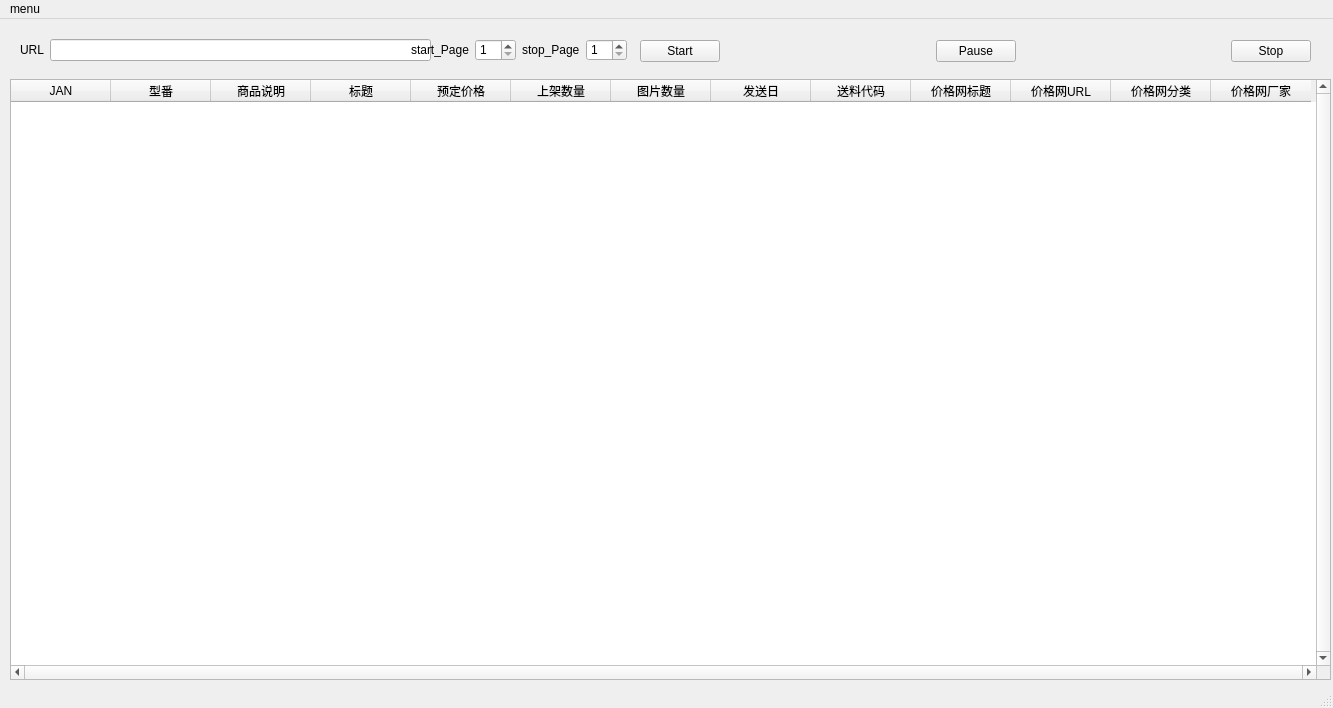
Above: 在库上架添写/kakaku_tab.ui from tiangtian0392/tiangtian before the change. Below: the same form after it.
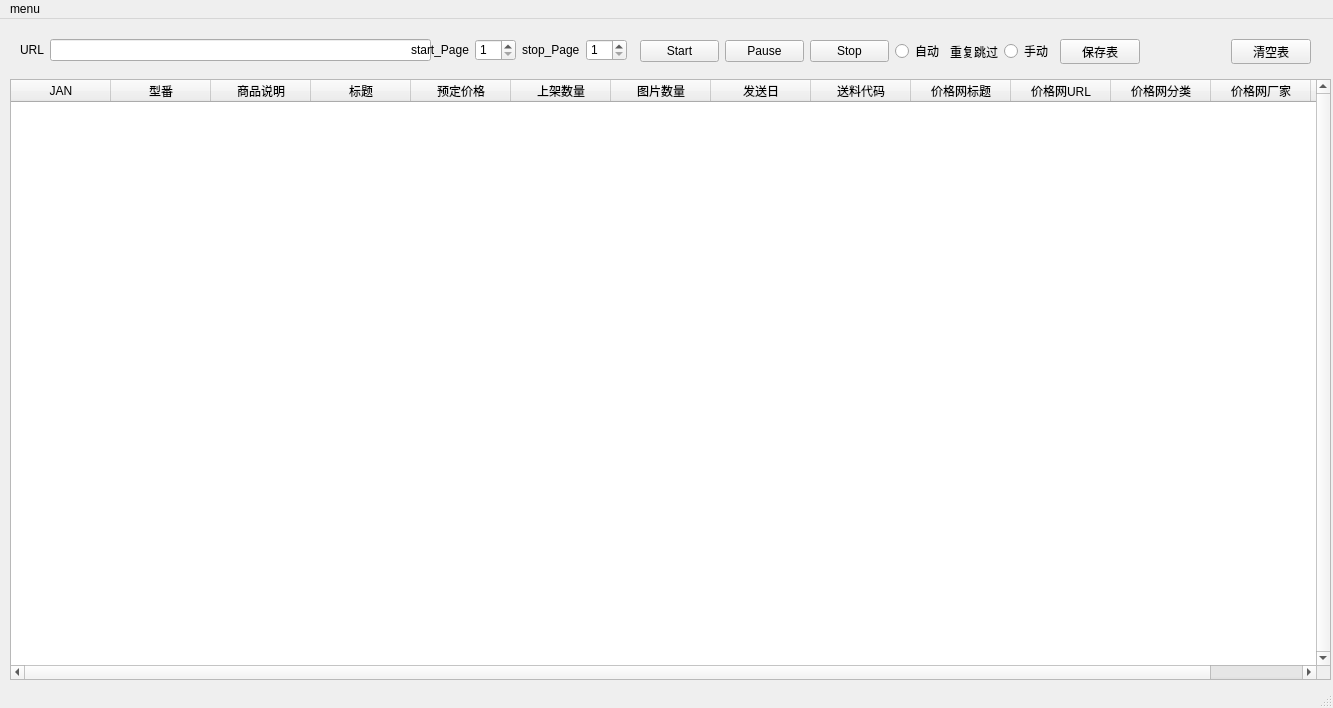
That is the form after the change.

Patch:
```diff
--- a/在库上架添写/kakaku_tab.ui
+++ b/在库上架添写/kakaku_tab.ui
@@ -115,6 +115,11 @@
       <string>价格网厂家</string>
      </property>
     </column>
+    <column>
+     <property name="text">
+      <string>图片链接</string>
+     </property>
+    </column>
    </widget>
    <widget class="QWidget" name="layoutWidget">
     <property name="geometry">
@@ -178,7 +183,7 @@
      <rect>
       <x>640</x>
       <y>20</y>
-      <width>671</width>
+      <width>413</width>
       <height>25</height>
      </rect>
     </property>
@@ -227,6 +232,66 @@
       <widget class="QPushButton" name="stop_Button">
        <property name="text">
         <string>Stop</string>
+       </property>
+      </widget>
+     </item>
+     <item>
+      <widget class="QRadioButton" name="auto_radioButton">
+       <property name="text">
+        <string>自动</string>
+       </property>
+      </widget>
+     </item>
+     <item>
+      <widget class="QLabel" name="label_4">
+       <property name="text">
+        <string>重复跳过</string>
+       </property>
+      </widget>
+     </item>
+     <item>
+      <widget class="QRadioButton" name="shoudong_radioButton">
+       <property name="text">
+        <string>手动</string>
+       </property>
+      </widget>
+     </item>
+    </layout>
+   </widget>
+   <widget class="QWidget" name="layoutWidget">
+    <property name="geometry">
+     <rect>
+      <x>1060</x>
+      <y>20</y>
+      <width>251</width>
+      <height>25</height>
+     </rect>
+    </property>
+    <layout class="QHBoxLayout" name="horizontalLayout_3">
+     <item>
+      <widget class="QPushButton" name="save_tab_Button">
+       <property name="text">
+        <string>保存表</string>
+       </property>
+      </widget>
+     </item>
+     <item>
+      <spacer name="horizontalSpacer_3">
+       <property name="orientation">
+        <enum>Qt::Horizontal</enum>
+       </property>
+       <property name="sizeHint" stdset="0">
+        <size>
+         <width>40</width>
+         <height>20</height>
+        </size>
+       </property>
+      </spacer>
+     </item>
+     <item>
+      <widget class="QPushButton" name="dell_tab_Button">
+       <property name="text">
+        <string>清空表</string>
        </property>
       </widget>
      </item>
```
